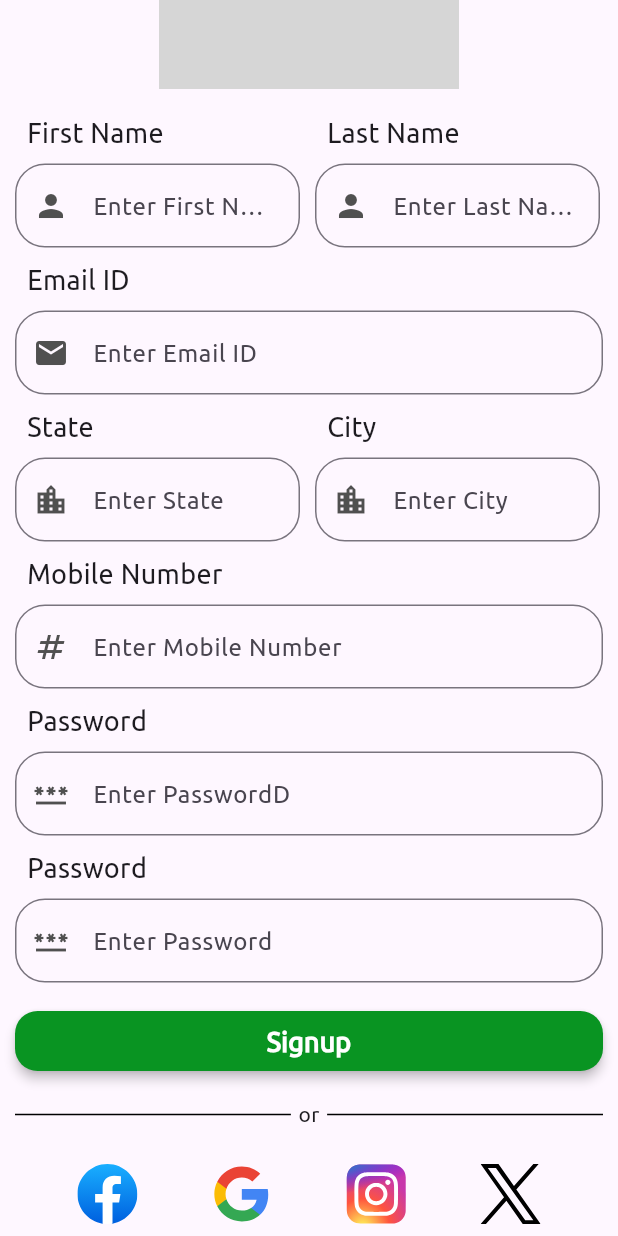
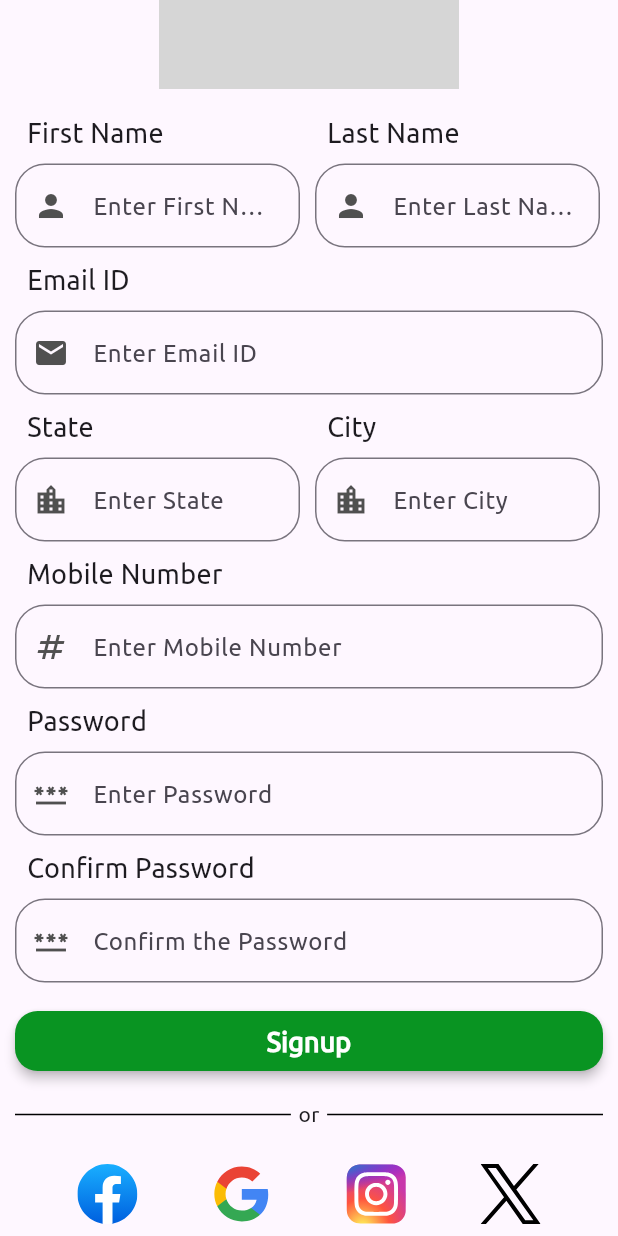
Before and after one commit to vyanky03/nature_app, a Flutter app: the SignUpScreen screen opened by its route, scrolled down 170 dp, on a phone screen of 412 x 824 dp. Run offline on Flutter 3.47's test engine with Material 3 defaults, Android fonts, the phone set to English and light mode, and no system bars; our stand-ins replace firebase_auth, firebase_core, flutter_profile_picture, flutter_svg, shared_preferences; accounts and stored records are empty; network calls fail; project files that could hold a hidden picture were left out; grey boxes are pictures that could not be loaded.

```diff
--- a/lib/signupscreen/signup.dart
+++ b/lib/signupscreen/signup.dart
@@ -1,3 +1,4 @@
+import 'package:firebase_auth/firebase_auth.dart';
 import 'package:flutter/material.dart';
 import 'package:nature_app/signupscreen/widgets/divider.dart';
 import 'package:nature_app/welcomescreen/widgets/final_button.dart';
@@ -12,7 +13,7 @@ class SignUpScreen extends StatelessWidget {
   final TextEditingController emailcontroller = TextEditingController();
   final TextEditingController passwordcontroller = TextEditingController();
   final TextEditingController number = TextEditingController();
-  // TextEditingController passwordcontroller = TextEditingController();
+  final TextEditingController passwordcontroller2 = TextEditingController();
 
   @override
   Widget build(BuildContext context) {
@@ -73,26 +74,38 @@ class SignUpScreen extends StatelessWidget {
                   controller: number,
                   isPasswordtype: false,
                   text: "Enter Mobile Number",
-                  icon: Icon(Icons.numbers),
-                ),
-                const LoginText(text: 'Password'),
-                LoginField(
-                  controller: passwordcontroller,
-                  isPasswordtype: true,
-                  text: "Enter PasswordD",
-                  icon: Icon(Icons.password),
+                  icon: const Icon(Icons.numbers),
                 ),
                 const LoginText(text: 'Password'),
                 LoginField(
                   controller: passwordcontroller,
                   isPasswordtype: true,
                   text: "Enter Password",
-                  icon: Icon(Icons.password),
+                  icon: const Icon(Icons.password),
+                ),
+                const LoginText(text: 'Confirm Password'),
+                LoginField(
+                  controller: passwordcontroller2,
+                  isPasswordtype: true,
+                  text: "Confirm the Password",
+                  icon: const Icon(Icons.password),
                 ),
                 const SizedBox(
                   height: 15,
                 ),
-                const FinalButton(
+                FinalButton(
+                  press: () {
+                    FirebaseAuth.instance
+                        .createUserWithEmailAndPassword(
+                            email: emailcontroller.text,
+                            password: passwordcontroller.text)
+                        .then((value) {
+                      Navigator.pushNamed(context, '/profile');
+                    }).onError((error, stackTrace) {
+                      // ignore: avoid_print
+                      print('Error ${error.toString()}');
+                    });
+                  },
                   text: 'Signup',
                 ),
                 const SizedBox(
--- a/lib/signupscreen/widgets/two_fields.dart
+++ b/lib/signupscreen/widgets/two_fields.dart
@@ -17,7 +17,8 @@ class TwoFields extends StatelessWidget {
   final Size size;
   final String text, fieldtext, text2, fieldtext2;
   final Icon icon, icon2;
-  final TextEditingController controller = TextEditingController();
+  final TextEditingController textEditingController = TextEditingController();
+  final TextEditingController textEditingController2 = TextEditingController();
 
   @override
   Widget build(BuildContext context) {
@@ -30,7 +31,7 @@ class TwoFields extends StatelessWidget {
             SizedBox(
               width: size.width / 2 - 16,
               child: LoginField(
-                controller: controller,
+                controller: textEditingController2,
                 isPasswordtype: false,
                 text: fieldtext,
                 icon: icon,
@@ -48,7 +49,7 @@ class TwoFields extends StatelessWidget {
             SizedBox(
               width: size.width / 2 - 16,
               child: LoginField(
-                controller: controller,
+                controller: textEditingController,
                 isPasswordtype: false,
                 text: fieldtext2,
                 icon: icon2,
--- a/lib/welcomescreen/widgets/final_button.dart
+++ b/lib/welcomescreen/widgets/final_button.dart
@@ -1,25 +1,20 @@
 import 'package:flutter/material.dart';
 import 'package:nature_app/constants.dart';
-import 'package:nature_app/splash_screen.dart';
-import 'package:shared_preferences/shared_preferences.dart';
 
 class FinalButton extends StatelessWidget {
   const FinalButton({
     super.key,
     required this.text,
+    required this.press,
   });
   final String text;
+  final Function() press;
   @override
   Widget build(BuildContext context) {
     return SizedBox(
       width: double.infinity,
       child: ElevatedButton(
-        onPressed: () async {
-          var sharedPref = await SharedPreferences.getInstance();
-          sharedPref.setBool(SplashScreenState.keyLogin, true);
-          // ignore: use_build_context_synchronously
-          Navigator.pushNamed(context, '/profile');
-        },
+        onPressed: press,
         style: ButtonStyle(
           shape: MaterialStatePropertyAll(
             RoundedRectangleBorder(
```
Also changed, not shown: lib/profilescreen/widgets/profile_list.dart (+6 -1 lines), lib/welcomescreen/welcome.dart (+20 -3 lines).
